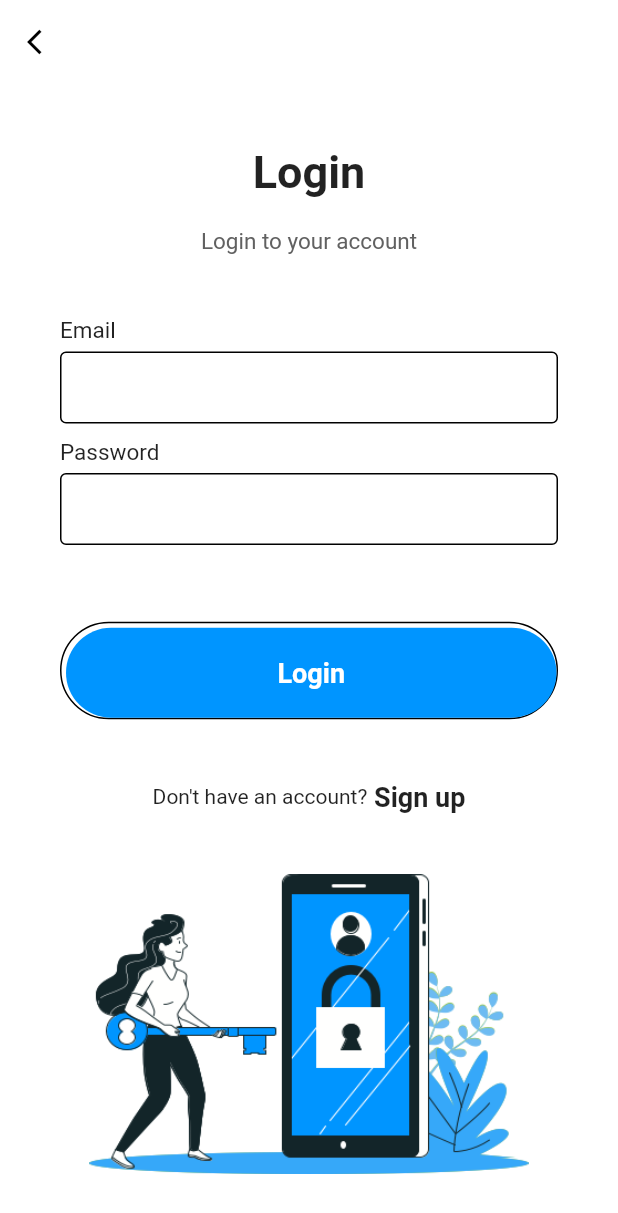
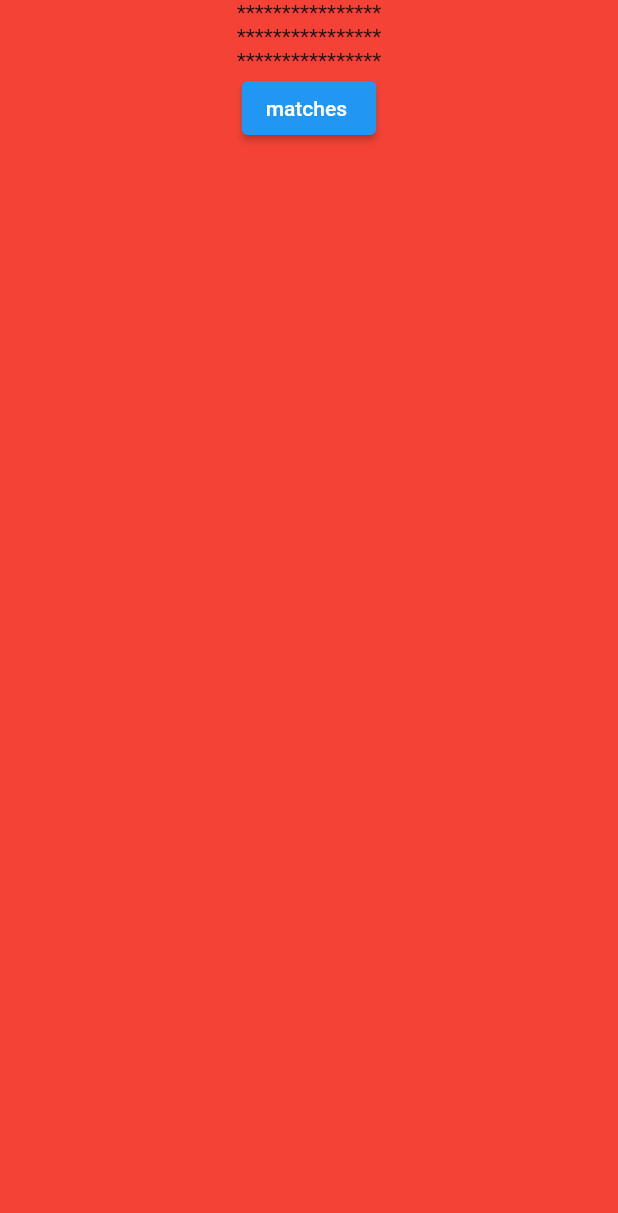
Before and after one commit to CHIheb0022/LogiK---learning-game, a Flutter app: the LoginPage screen opened directly, after a tap on "Login", on a phone screen of 412 x 824 dp. Shown: the top 1213 px of the screen. Run offline on Flutter 3.47's test engine with Material 2 defaults, Android fonts, the phone set to English and light mode, and no system bars.

Commit message:
mainmenu page added

```diff
--- /dev/null
+++ b/lib/MainMenu.dart
@@ -0,0 +1,26 @@
+import 'package:flutter/material.dart';
+import 'package:flutter_application_1/matchesGame.dart';
+
+class MainMenuPage extends StatelessWidget {
+  const MainMenuPage({Key? key}) : super(key: key);
+
+  @override
+  Widget build(BuildContext context) {
+    return Scaffold(
+      backgroundColor: Colors.red,
+      body: Stack(
+       children: <Widget>[
+         Center(child: Column(children:<Widget> [Text("****************"),
+          Text("****************"),
+          Text("****************"),
+          ElevatedButton(onPressed: (){
+          Navigator.push(context, MaterialPageRoute(builder: (context)=> const Matches(title: '',)));},
+          child: Text('matches ')),]
+          )
+          )
+
+       ]
+        )
+        );
+  }
+}
--- a/lib/login.dart
+++ b/lib/login.dart
@@ -1,4 +1,5 @@
 import 'package:flutter/material.dart';
+import 'package:flutter_application_1/MainMenu.dart';
 
 class LoginPage extends StatelessWidget {
   const LoginPage({Key? key}) : super(key: key);
@@ -72,7 +73,8 @@ class LoginPage extends StatelessWidget {
                       child: MaterialButton(
                         minWidth: double.infinity,
                         height: 60,
-                        onPressed: () {},
+                        onPressed: () {
+                          Navigator.push(context, MaterialPageRoute(builder: (context)=> MainMenuPage()));},
                         color: const Color(0xff0095FF),
                         elevation: 0,
                         shape: RoundedRectangleBorder(
--- a/pubspec.yaml
+++ b/pubspec.yaml
@@ -61,6 +61,7 @@ flutter:
   assets:
       - assets/background.png
       - assets/welcome.png
+      - assets/pngegg.png
 
   # An image asset can refer to one or more resolution-specific "variants", see
   # https://flutter.dev/assets-and-images/#resolution-aware.
```
Also changed, not shown: lib/matchesGame.dart (added, +96 -0 lines), assets/pngegg.png (added).
